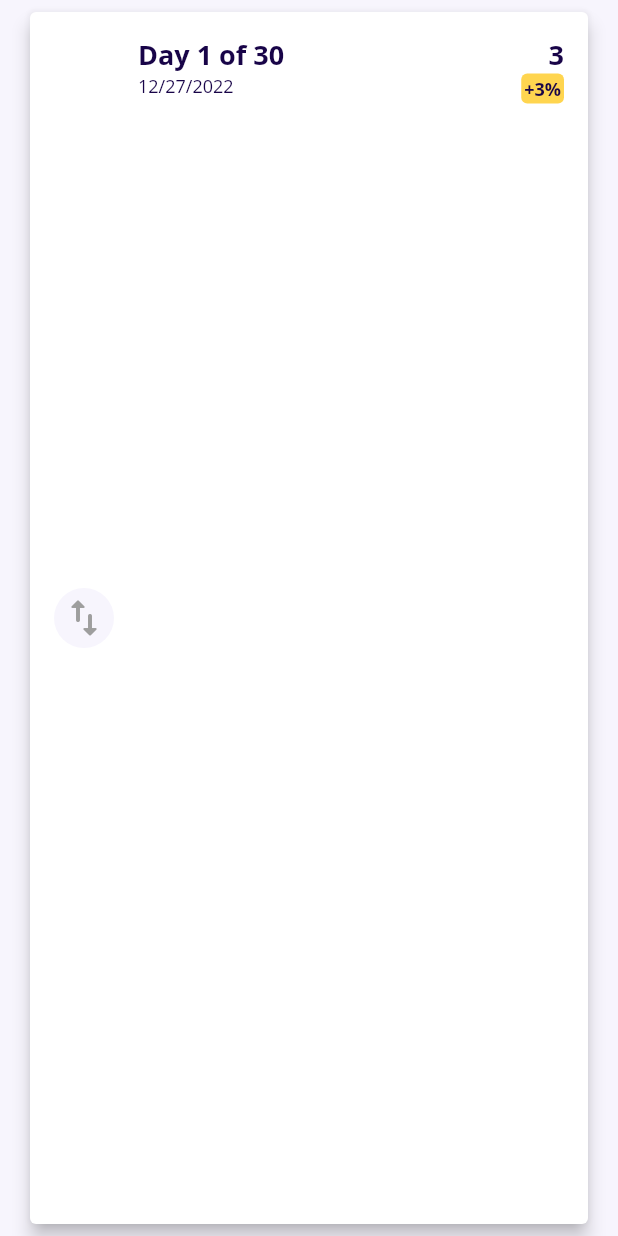
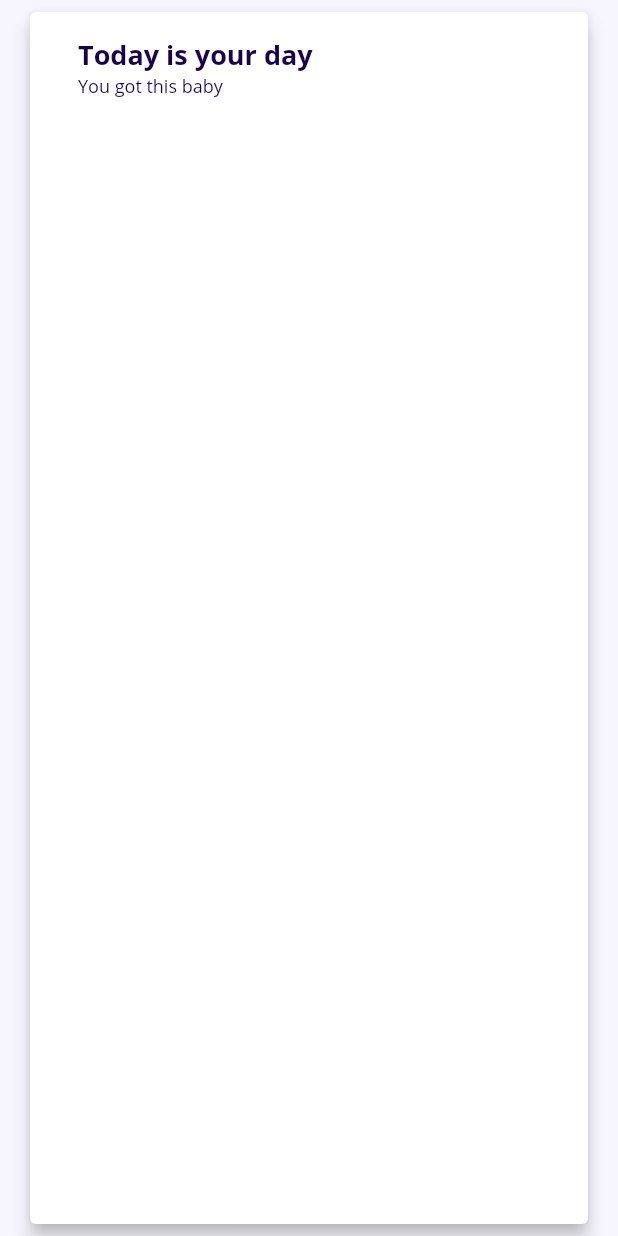
Before and after one commit to NoderCoder/stayinbudget, a Flutter app: the RoutineTile widget shown alone on an empty page, opened directly, on a phone screen of 412 x 824 dp. Run offline on Flutter 3.47's test engine with Material 2 defaults, Android fonts, the phone set to English and light mode, and no system bars; our stand-ins replace hive, hive_flutter; accounts and stored records are empty.

Commit message:
Made the list but need to work out the all chedcked bug

```diff
--- a/lib/rough.txt
+++ b/lib/rough.txt
@@ -4,3 +4,8 @@ Features :
 2. Enter the amount you spend every time you eat outside
 3. Ability to track the name of the resturant
 4. Document the food and rate it.
+
+12/25 : //Prompt user to plug in the Max monthly amount that the user intends to spend in a month
+
+            ROutines :
+            Inser the quote in the expansion tile and it render overflows
--- a/lib/routines/routines.dart
+++ b/lib/routines/routines.dart
@@ -34,11 +34,12 @@ class _RoutinesPageState extends State<RoutinesPage> {
         appBar: AppBar(
           title: Text(" My Routines"),
         ),
-      body: ListView(
-        children: [
-          ExpansionTile(
+        body: ListView.builder(
+          itemCount: widget.totalDays,
+          itemBuilder: (context, int stDay) {
+            return ExpansionTile(
                 title: Text(
-                " Day ${widget.totalDays} of ${widget.totalDays} ",
+                  " Day $stDay of ${widget.totalDays} ",
                   style: Theme.of(context).textTheme.bodyText1,
                 ),
                 subtitle: Text("12/27/2021",
@@ -47,8 +48,28 @@ class _RoutinesPageState extends State<RoutinesPage> {
                           fontSize: 12,
                         )),
                 children: [
-                RoutineTile("Day 1 of 30", "12/27/2022", '3'),
-                Text(stoicQuotesList[1].quoteText),
+                  RoutineTile("Today is your day", "You got this baby"),
+                  // RoutineTile(
+                  //     stoicQuotesList[1].quoteText, stoicQuotesList[2].quoteText),
+
+                  // Container(
+                  //   width: double.infinity,
+                  //   height: 25,
+                  //   child: Row(
+                  //     children: [
+                  //       Column(
+                  //         children: [
+                  //           Text(
+                  //             stoicQuotesList[1].quoteText,
+                  //             style: Theme.of(context).textTheme.bodyText2,
+                  //           ),
+                  //           Text(stoicQuotesList[2].quoteText),
+                  //         ],
+                  //       ),
+                  //     ],
+                  //   ),
+                  // ),
+
                   ...dailyRoutines.map<Widget>((routine) {
                     return CheckboxListTile(
                         title: Text(
@@ -66,20 +87,20 @@ class _RoutinesPageState extends State<RoutinesPage> {
                           });
                         });
                   })
-              ]),
-        ],
-      ),
-    );
+                ]);
+          },
+        ));
   }
 }
 
 class RoutineTile extends StatelessWidget {
-  final String transactionTitle;
-  final String transactionDate;
-  final String transactionAmount;
+  final String quoteText;
+  final String authorText;
 
   RoutineTile(
-      this.transactionTitle, this.transactionDate, this.transactionAmount);
+    this.quoteText,
+    this.authorText,
+  );
 
   @override
   Widget build(BuildContext context) {
@@ -87,7 +108,7 @@ class RoutineTile extends StatelessWidget {
       child: Padding(
         padding: const EdgeInsets.fromLTRB(16, 4, 16, 4),
         child: Container(
-          width: double.infinity,
+          // width: MediaQuery.of(context).size.width * .9,
           child: Card(
             elevation: 5,
             child: Padding(
@@ -98,16 +119,17 @@ class RoutineTile extends StatelessWidget {
                 children: [
                   Row(
                     children: [
-                      CircleAvatar(
-                        backgroundColor:
-                            Theme.of(context).scaffoldBackgroundColor,
-                        foregroundColor: Colors.grey[700],
-                        child: const Icon(
-                          Icons.import_export_rounded,
-                          size: 32,
-                          color: Colors.grey,
-                        ),
-                      ),
+                      // CircleAvatar(
+                      //   backgroundColor:
+                      //       Theme.of(context).scaffoldBackgroundColor,
+                      //   foregroundColor: Colors.grey[700],
+                      //   child: const Icon(
+                      //     Icons.import_export_rounded,
+                      //     size: 16,
+                      //     color: Colors.grey,
+                      //   ),
+                      // ),
+
                       SizedBox(
                         width: 16,
                       ),
@@ -115,10 +137,10 @@ class RoutineTile extends StatelessWidget {
                         crossAxisAlignment: CrossAxisAlignment.start,
                         children: [
                           Text(
-                            transactionTitle,
+                            quoteText,
                             style: Theme.of(context).textTheme.bodyText1,
                           ),
-                          Text(transactionDate,
+                          Text(authorText,
                               style: Theme.of(context)
                                   .textTheme
                                   .bodyText1
@@ -127,31 +149,6 @@ class RoutineTile extends StatelessWidget {
                                     fontSize: 12,
                                   )),
                         ],
-                      ),
-                    ],
-                  ),
-                  Column(
-                    crossAxisAlignment: CrossAxisAlignment.end,
-                    children: [
-                      Text(
-                        transactionAmount,
-                        style: Theme.of(context).textTheme.bodyText1,
-                      ),
-                      Container(
-                        decoration: BoxDecoration(
-                            color: Colors.amber[300],
-                            borderRadius: BorderRadius.all(Radius.circular(4))),
-                        child: Padding(
-                          padding: const EdgeInsets.all(2.0),
-                          child: Text("+3%",
-                              style: Theme.of(context)
-                                  .textTheme
-                                  .bodyText1
-                                  .copyWith(
-                                    fontWeight: FontWeight.bold,
-                                    fontSize: 12,
-                                  )),
-                        ),
                       ),
                     ],
                   ),
```
Also changed, not shown: lib/widgets/navbar.dart (+4 -7 lines), 1 other file. Lines whose indentation alone changed are shown as unchanged.
